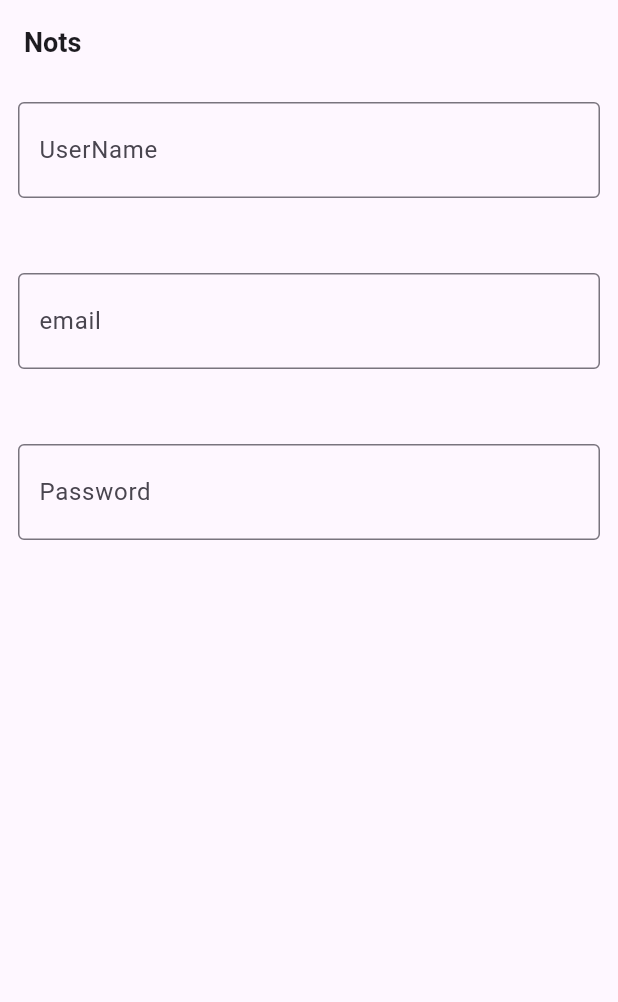
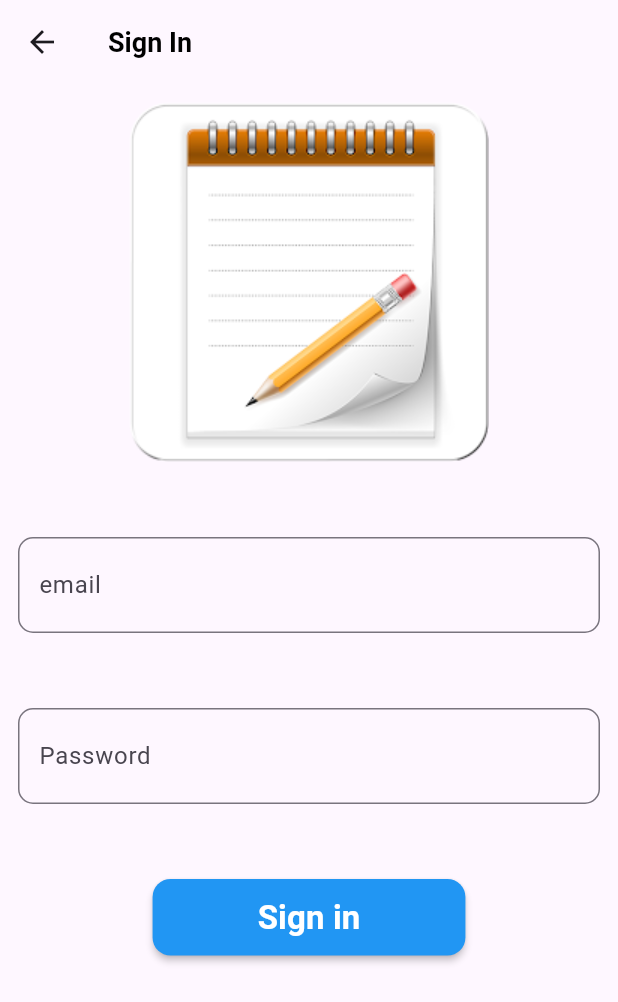
Before and after one commit to AbdullahAlsafty/php_notes_app, a Flutter app: the screen it shows after launch, on a phone screen of 412 x 824 dp. Shown: the top 1002 px of the screen. Run offline on Flutter 3.47's test engine with Material 3 defaults, Android fonts, the phone set to English and light mode, and no system bars.

Commit message:
create sign in and sign up view and create custom snack bar

```diff
--- /dev/null
+++ b/lib/cor/componants/custom_material_button.dart
@@ -0,0 +1,21 @@
+import 'package:flutter/material.dart';
+import 'package:php_notes_app/cor/constants/kstyles.dart';
+
+class CustomMaterilButton extends StatelessWidget {
+  const CustomMaterilButton(this.label, {super.key, required this.onPressed});
+  final String label;
+  final void Function()? onPressed;
+  @override
+  Widget build(BuildContext context) {
+    return MaterialButton(
+      padding: EdgeInsets.symmetric(vertical: 10, horizontal: 70),
+      shape: RoundedRectangleBorder(borderRadius: BorderRadius.circular(12)),
+      color: Colors.blue,
+      onPressed: onPressed,
+      child: Text(
+        label,
+        style: Kstyles.kTextStyle(22, Colors.white),
+      ),
+    );
+  }
+}
--- a/lib/cor/componants/custom_text_form_fild.dart
+++ b/lib/cor/componants/custom_text_form_fild.dart
@@ -7,13 +7,20 @@ class CustomTextFormFild extends StatelessWidget {
   @override
   Widget build(BuildContext context) {
     return TextFormField(
-
-          decoration: InputDecoration(
-            hintText: hintText,
-            contentPadding: EdgeInsets.symmetric(horizontal: 10,vertical: 20),
-          border: OutlineInputBorder()
-          ),
-
-        );
+      validator: (value) {
+        if (value?.isEmpty ?? true) {
+          return ' الحقل لا يجب ان يكون فارغا  ';
+        } else if (value!.length < 2) {
+          return ' الحقل يجب ان يكون اكثر من حرفين  ';
+        } else if (value.length > 15) {
+          return ' الحقل يجب ان يكون اقل من 15 حرف  ';
+        }
+        return null;
+      },
+      decoration: InputDecoration(
+          hintText: hintText,
+          contentPadding: EdgeInsets.symmetric(horizontal: 10, vertical: 20),
+          border: OutlineInputBorder(borderRadius: BorderRadius.circular(10))),
+    );
   }
 }
--- /dev/null
+++ b/lib/cor/constants/kroutes.dart
@@ -0,0 +1,11 @@
+import 'package:flutter/material.dart';
+import 'package:php_notes_app/views/auth/login/signin_view.dart';
+import 'package:php_notes_app/views/auth/signUp/sign_up_view.dart';
+
+const String kSignup = '/';
+const String kSignin = '/login';
+
+Map<String, Widget Function(BuildContext)> kRoutes = {
+  kSignup: (context) => SignUpView(),
+  kSignin: (context) => SigninView(),
+};
--- a/lib/cor/constants/kstyles.dart
+++ b/lib/cor/constants/kstyles.dart
@@ -6,7 +6,7 @@ import 'package:flutter/material.dart';
   static const     FontWeight kFontWeight = FontWeight.bold;
 
 
-    static   TextStyle kTextStyle (  double   fontSize){
-    return  TextStyle(fontSize:  fontSize,fontWeight: kFontWeight);
+    static   TextStyle kTextStyle (  double   fontSize, [Color color = Colors.black ]){
+    return  TextStyle(fontSize:  fontSize,fontWeight: kFontWeight ,color: color);
   }
   }
--- a/lib/cor/constants/routes.dart
+++ /dev/null
@@ -1,7 +0,0 @@
-import 'package:flutter/material.dart';
-import 'package:php_notes_app/views/nots_view.dart';
-
-const String kNotsView = '/';
-
-
-  Map<String, Widget Function(BuildContext  )> kRoutes ={  kNotsView:(context )=> NotsView()};
--- a/lib/main.dart
+++ b/lib/main.dart
@@ -1,10 +1,9 @@
 import 'package:flutter/material.dart';
-import 'package:php_notes_app/cor/constants/routes.dart';
+import 'package:php_notes_app/cor/constants/kroutes.dart';
 
-void main (){
+void main() {
   runApp(MyApp());
 }
-
 
 class MyApp extends StatelessWidget {
   const MyApp({super.key});
@@ -13,9 +12,7 @@ class MyApp extends StatelessWidget {
   Widget build(BuildContext context) {
     return MaterialApp(
       routes: kRoutes,
-
-
-      initialRoute:kNotsView,
+      initialRoute: kSignin,
     );
   }
 }
--- /dev/null
+++ b/lib/views/auth/login/signin_view.dart
@@ -0,0 +1,19 @@
+import 'package:flutter/material.dart';
+import 'package:php_notes_app/cor/constants/kstyles.dart';
+import 'package:php_notes_app/views/auth/login/signin_view_body.dart';
+
+class SigninView extends StatelessWidget {
+  const SigninView({super.key});
+
+  @override
+  Widget build(BuildContext context) {
+    return Scaffold(
+        appBar: AppBar(
+          title: Text(
+            'Sign In',
+            style: Kstyles.kTextStyle(18),
+          ),
+        ),
+        body: SigninViewBody());
+  }
+}
--- /dev/null
+++ b/lib/views/auth/login/signin_view_body.dart
@@ -0,0 +1,46 @@
+import 'package:flutter/material.dart';
+import 'package:php_notes_app/cor/componants/custom_material_button.dart';
+import 'package:php_notes_app/cor/componants/custom_text_form_fild.dart';
+import 'package:php_notes_app/cor/constants/kassets.dart';
+import 'package:php_notes_app/cor/constants/kroutes.dart';
+
+class SigninViewBody extends StatefulWidget {
+  const SigninViewBody({super.key});
+
+  @override
+  State<SigninViewBody> createState() => _SigninViewBodyState();
+}
+
+class _SigninViewBodyState extends State<SigninViewBody> {
+  final GlobalKey<FormState> _globalKey = GlobalKey<FormState>();
+
+  @override
+  Widget build(BuildContext context) {
+    return Form(
+      key: _globalKey,
+      child: ListView(padding: EdgeInsets.all(12), children: [
+        Column(
+          spacing: 50,
+          children: [
+            Image.asset(
+              Kassets.kLogo,
+              fit: BoxFit.fill,
+            ),
+            CustomTextFormFild(hintText: 'email'),
+            CustomTextFormFild(hintText: 'Password'),
+            CustomMaterilButton(
+              'Sign in',
+              onPressed: () {
+                if (_globalKey.currentState!.validate()) {
+                  Navigator.pushNamed(context, kSignup);
+                }
+              },
+            )
+          ],
+        )
+      ]),
+    );
+  }
+
+  String get successSnackBar => 'data';
+}
--- a/lib/views/nots_view.dart
+++ b/lib/views/auth/signUp/sign_up_view.dart
@@ -1,19 +1,19 @@
 import 'package:flutter/material.dart';
 import 'package:php_notes_app/cor/constants/kstyles.dart';
-import 'package:php_notes_app/views/widgets/nots_view_body.dart';
+import 'package:php_notes_app/views/auth/signUp/sign_up_view_body.dart';
 
-class NotsView extends StatelessWidget {
-  const NotsView({super.key});
+class SignUpView extends StatelessWidget {
+  const SignUpView({super.key});
 
   @override
   Widget build(BuildContext context) {
     return Scaffold(
         appBar: AppBar(
           title: Text(
-            'Nots',
+            'Singn Up',
             style: Kstyles.kTextStyle(18),
           ),
         ),
-        body: NotsViewBody());
+        body: SignUpViewBody());
   }
 }
--- a/lib/views/widgets/nots_view_body.dart
+++ b/lib/views/auth/signUp/sign_up_view_body.dart
@@ -1,8 +1,10 @@
 import 'package:flutter/material.dart';
+import 'package:php_notes_app/cor/componants/custom_material_button.dart';
 import 'package:php_notes_app/cor/componants/custom_text_form_fild.dart';
+import 'package:php_notes_app/cor/constants/kassets.dart';
 
-class NotsViewBody extends StatelessWidget {
-  const NotsViewBody({super.key});
+class SignUpViewBody extends StatelessWidget {
+  const SignUpViewBody({super.key});
 
   @override
   Widget build(BuildContext context) {
@@ -11,11 +13,17 @@ class NotsViewBody extends StatelessWidget {
         Column(
           spacing: 50,
           children: [
+            Image.asset(
+              Kassets.kLogo,
+              fit: BoxFit.fill,
+            ),
             CustomTextFormFild(hintText: 'UserName'),
             CustomTextFormFild(hintText: 'email'),
             CustomTextFormFild(hintText: 'Password'),
-            SizedBox(height: 20,),
-            MaterialButton(onPressed: (){},child: Text(''),)
+            CustomMaterilButton(
+              'Sign Up',
+              onPressed: () {},
+            )
           ],
         )
       ]),
```
Also changed, not shown: lib/cor/componants/custom_snack_bar.dart (added, +22 -0 lines).
